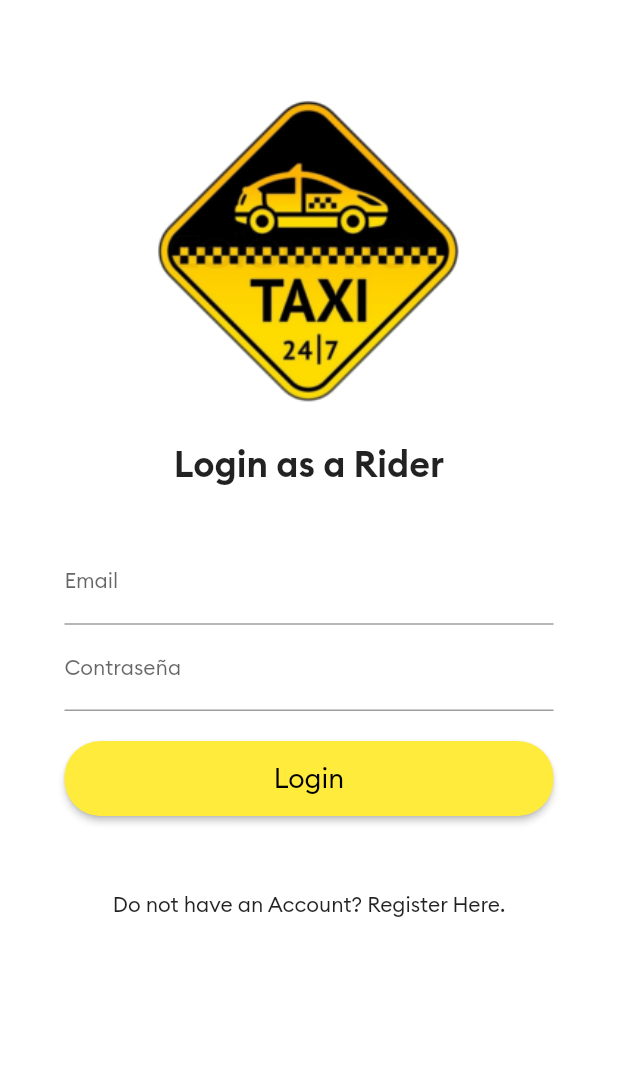
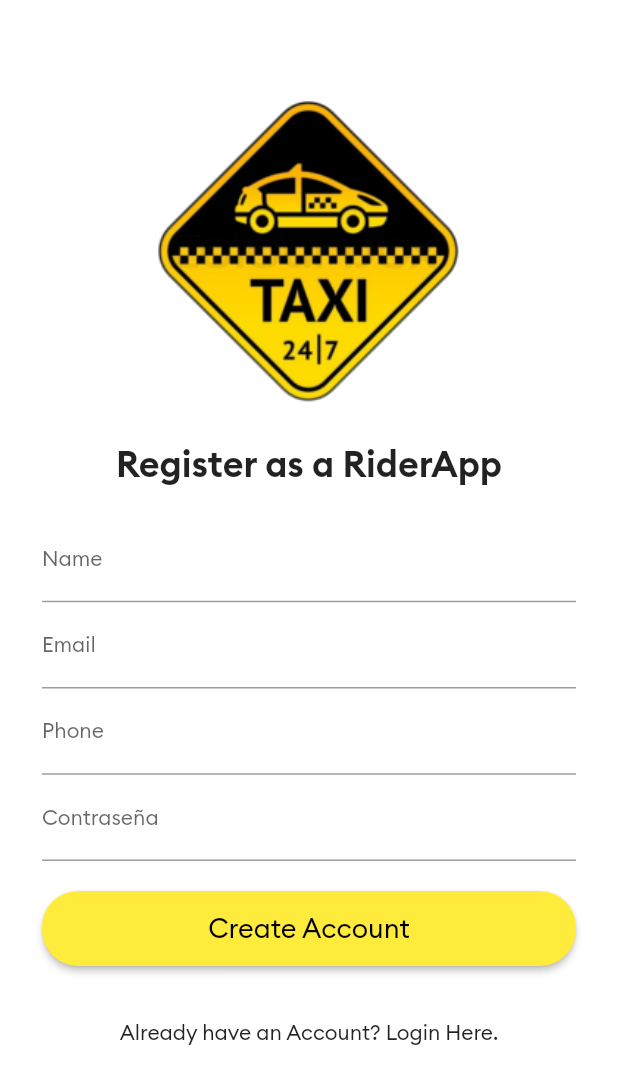
Before and after one commit to jeisoniriarte/riderapp, a Flutter app: the screen it shows after launch, after a tap on "Do not have an Account? Register Here.", on a phone screen of 412 x 824 dp. Shown: the top 1084 px of the screen. Run offline on Flutter 3.47's test engine with Material 2 defaults, Android fonts, the phone set to English and light mode, and no system bars; our stand-ins replace firebase_auth, firebase_core, firebase_database, fluttertoast; accounts and stored records are empty.

```diff
--- a/lib/AllScreens/loginscreen.dart
+++ b/lib/AllScreens/loginscreen.dart
@@ -1,6 +1,10 @@
 import 'package:flutter/material.dart';
+import 'package:riderapp/AllScreens/registerscreen.dart';
 
 class LoginScreen extends StatelessWidget {
+  // Identificador
+  static const String idScreen = "login";
+
   @override
   Widget build(BuildContext context) {
     return Scaffold(
@@ -23,7 +27,7 @@ class LoginScreen extends StatelessWidget {
                 height: 1.0,
               ),
               Text(
-                "Login as a Rider",
+                "Login as a RiderApp",
                 style: TextStyle(fontSize: 24.0, fontFamily: "Brand SemiBold"),
                 textAlign: TextAlign.center,
               ),
@@ -93,10 +97,15 @@ class LoginScreen extends StatelessWidget {
               ),
               FlatButton(
                 onPressed: () {
-                  print("clicked");
+                  // print("clicked");
+                  Navigator.pushNamedAndRemoveUntil(
+                      context, RegisterScreen.idScreen, (route) => false);
                 },
                 child: Text(
                   "Do not have an Account? Register Here.",
+                ),
+                shape: new RoundedRectangleBorder(
+                  borderRadius: new BorderRadius.circular(24.0),
                 ),
               ),
             ],
--- a/lib/AllScreens/mainscreen.dart
+++ b/lib/AllScreens/mainscreen.dart
@@ -1,6 +1,9 @@
 import 'package:flutter/material.dart';
 
 class MainScreen extends StatefulWidget {
+  // Identificador
+  static const String idScreen = "mainscreen";
+
   @override
   _MainScreenState createState() => _MainScreenState();
 }
@@ -10,7 +13,7 @@ class _MainScreenState extends State<MainScreen> {
   Widget build(BuildContext context) {
     return Scaffold(
       appBar: AppBar(
-        title: Text("Taxi Rider App"),
+        title: Text("Rider App"),
       ),
     );
   }
--- /dev/null
+++ b/lib/AllScreens/registerscreen.dart
@@ -0,0 +1,222 @@
+import 'package:firebase_auth/firebase_auth.dart';
+import 'package:flutter/material.dart';
+import 'package:fluttertoast/fluttertoast.dart';
+import 'package:riderapp/AllScreens/loginscreen.dart';
+import 'package:riderapp/AllScreens/mainscreen.dart';
+import 'package:riderapp/main.dart';
+
+class RegisterScreen extends StatelessWidget {
+  // Identificador
+  static const String idScreen = "register";
+
+  TextEditingController nameTextEditingController = TextEditingController();
+  TextEditingController emailTextEditingController = TextEditingController();
+  TextEditingController phoneTextEditingController = TextEditingController();
+  TextEditingController passwordTextEditingController = TextEditingController();
+
+  @override
+  Widget build(BuildContext context) {
+    return Scaffold(
+      backgroundColor: Colors.white,
+      body: SingleChildScrollView(
+        child: Padding(
+          padding: const EdgeInsets.all(8.0),
+          child: Column(
+            children: [
+              SizedBox(
+                height: 35.0,
+              ),
+              Image(
+                image: AssetImage("images/logo.png"),
+                width: 390.0,
+                height: 250.0,
+                alignment: Alignment.center,
+              ),
+              SizedBox(
+                height: 1.0,
+              ),
+              Text(
+                "Register as a RiderApp",
+                style: TextStyle(fontSize: 24.0, fontFamily: "Brand SemiBold"),
+                textAlign: TextAlign.center,
+              ),
+              Padding(
+                padding: EdgeInsets.all(20.0),
+                child: Column(
+                  children: [
+                    // Nombre para registro
+                    SizedBox(
+                      height: 1.0,
+                    ),
+                    TextField(
+                      controller: nameTextEditingController,
+                      keyboardType: TextInputType.text,
+                      decoration: InputDecoration(
+                        labelText: "Name",
+                        labelStyle: TextStyle(
+                          fontSize: 14.0,
+                        ),
+                        hintStyle: TextStyle(
+                          color: Colors.grey,
+                          fontSize: 10.0,
+                        ),
+                      ),
+                      style: TextStyle(fontSize: 14.0),
+                    ),
+                    // Email para registro
+                    SizedBox(
+                      height: 1.0,
+                    ),
+                    TextField(
+                      controller: emailTextEditingController,
+                      keyboardType: TextInputType.emailAddress,
+                      decoration: InputDecoration(
+                        labelText: "Email",
+                        labelStyle: TextStyle(
+                          fontSize: 14.0,
+                        ),
+                        hintStyle: TextStyle(
+                          color: Colors.grey,
+                          fontSize: 10.0,
+                        ),
+                      ),
+                      style: TextStyle(fontSize: 14.0),
+                    ),
+                    // Telefono para registro
+                    SizedBox(
+                      height: 1.0,
+                    ),
+                    TextField(
+                      controller: phoneTextEditingController,
+                      keyboardType: TextInputType.phone,
+                      decoration: InputDecoration(
+                        labelText: "Phone",
+                        labelStyle: TextStyle(
+                          fontSize: 14.0,
+                        ),
+                        hintStyle: TextStyle(
+                          color: Colors.grey,
+                          fontSize: 10.0,
+                        ),
+                      ),
+                      style: TextStyle(fontSize: 14.0),
+                    ),
+                    // Contraseña para registro
+                    SizedBox(
+                      height: 1.0,
+                    ),
+                    TextField(
+                      controller: passwordTextEditingController,
+                      obscureText: true,
+                      decoration: InputDecoration(
+                        labelText: "Contraseña",
+                        labelStyle: TextStyle(
+                          fontSize: 14.0,
+                        ),
+                        hintStyle: TextStyle(
+                          color: Colors.grey,
+                          fontSize: 10.0,
+                        ),
+                      ),
+                      style: TextStyle(fontSize: 14.0),
+                    ),
+                    // Boton de registro
+                    SizedBox(
+                      height: 20.0,
+                    ),
+                    RaisedButton(
+                      color: Colors.yellow,
+                      textColor: Colors.black,
+                      child: Container(
+                        height: 50.0,
+                        child: Center(
+                          child: Text(
+                            "Create Account",
+                            style: TextStyle(
+                                fontSize: 18.0, fontFamily: "Brand Regular"),
+                          ),
+                        ),
+                      ),
+                      shape: new RoundedRectangleBorder(
+                        borderRadius: new BorderRadius.circular(24.0),
+                      ),
+                      onPressed: () {
+                        if (nameTextEditingController.text.length < 3) {
+                          displayToastMessage(
+                              "El nombre debe tener al menos 3 caracteres",
+                              context);
+                        } else if (!emailTextEditingController.text
+                            .contains("@")) {
+                          displayToastMessage(
+                              "El correo no es válido", context);
+                        } else if (phoneTextEditingController.text.isEmpty) {
+                          displayToastMessage("Un número de celular", context);
+                        } else if (passwordTextEditingController.text.length <
+                            6) {
+                          displayToastMessage(
+                              "Contraseña debe tener al menos 6 caracteres",
+                              context);
+                        } else {
+                          registerNewUser(context);
+                        }
+                      },
+                    ),
+                  ],
+                ),
+              ),
+              FlatButton(
+                onPressed: () {
+                  // print("clicked");
+                  Navigator.pushNamedAndRemoveUntil(
+                      context, LoginScreen.idScreen, (route) => false);
+                },
+                child: Text(
+                  "Already have an Account? Login Here.",
+                ),
+                shape: new RoundedRectangleBorder(
+                  borderRadius: new BorderRadius.circular(24.0),
+                ),
+              ),
+            ],
+          ),
+        ),
+      ),
+    );
+  }
+
+  final FirebaseAuth _firebaseAuth = FirebaseAuth.instance;
+
+  void registerNewUser(BuildContext context) async {
+    final User firebaseUser = (await _firebaseAuth
+            .createUserWithEmailAndPassword(
+                email: emailTextEditingController.text,
+                password: passwordTextEditingController.text)
+            .catchError((errMsg) {
+      displayToastMessage("Error: " + errMsg.toString(), context);
+    }))
+        .user;
+
+    // Creado por usuario
+    if (firebaseUser != null) {
+      // Información de usuario a datos de Firebase
+      Map userDataMap = {
+        "name": nameTextEditingController.text.trim(),
+        "email": emailTextEditingController.text.trim(),
+        "phone": phoneTextEditingController.text.trim(),
+      };
+
+      usersRef.child(firebaseUser.uid).set(userDataMap);
+      displayToastMessage("Felicitaciones, tu cuenta a sido creada", context);
+
+      Navigator.pushNamedAndRemoveUntil(
+          context, MainScreen.idScreen, (route) => false);
+    } else {
+      // Error antes de continuar y guardar al usuario
+      displayToastMessage("El usuario no a sido creado", context);
+    }
+  }
+}
+
+displayToastMessage(String message, BuildContext context) {
+  Fluttertoast.showToast(msg: message);
+}
--- a/lib/main.dart
+++ b/lib/main.dart
@@ -1,23 +1,37 @@
+import 'package:firebase_core/firebase_core.dart';
+import 'package:firebase_database/firebase_database.dart';
 import 'package:flutter/material.dart';
 import 'package:riderapp/AllScreens/loginscreen.dart';
-//import 'package:riderapp/AllScreens/mainscreen.dart';
+import 'package:riderapp/AllScreens/registerscreen.dart';
+import 'package:riderapp/AllScreens/mainscreen.dart';
 
-void main() {
+void main() async {
+  WidgetsFlutterBinding.ensureInitialized();
+  await Firebase.initializeApp();
   runApp(MyApp());
 }
+
+DatabaseReference usersRef =
+    FirebaseDatabase.instance.reference().child("users");
 
 class MyApp extends StatelessWidget {
   @override
   Widget build(BuildContext context) {
     return MaterialApp(
-      title: 'Taxi Rider App',
+      title: 'Rider App',
       debugShowCheckedModeBanner: false,
       theme: ThemeData(
         fontFamily: "Brand Regular",
         primarySwatch: Colors.blue,
         visualDensity: VisualDensity.adaptivePlatformDensity,
       ),
-      home: LoginScreen(),
+      // home: RegisterScreen(),
+      initialRoute: LoginScreen.idScreen,
+      routes: {
+        RegisterScreen.idScreen: (context) => RegisterScreen(),
+        LoginScreen.idScreen: (context) => LoginScreen(),
+        MainScreen.idScreen: (context) => MainScreen(),
+      },
     );
   }
 }
--- a/pubspec.yaml
+++ b/pubspec.yaml
@@ -32,6 +32,7 @@ dependencies:
   firebase_core: ^0.7.0
   firebase_auth: ^0.20.0+1
   firebase_database: ^6.0.0
+  fluttertoast: ^7.1.6
 
 dev_dependencies:
   change_app_package_name: ^0.1.2
```
Also changed, not shown: pubspec.lock.
